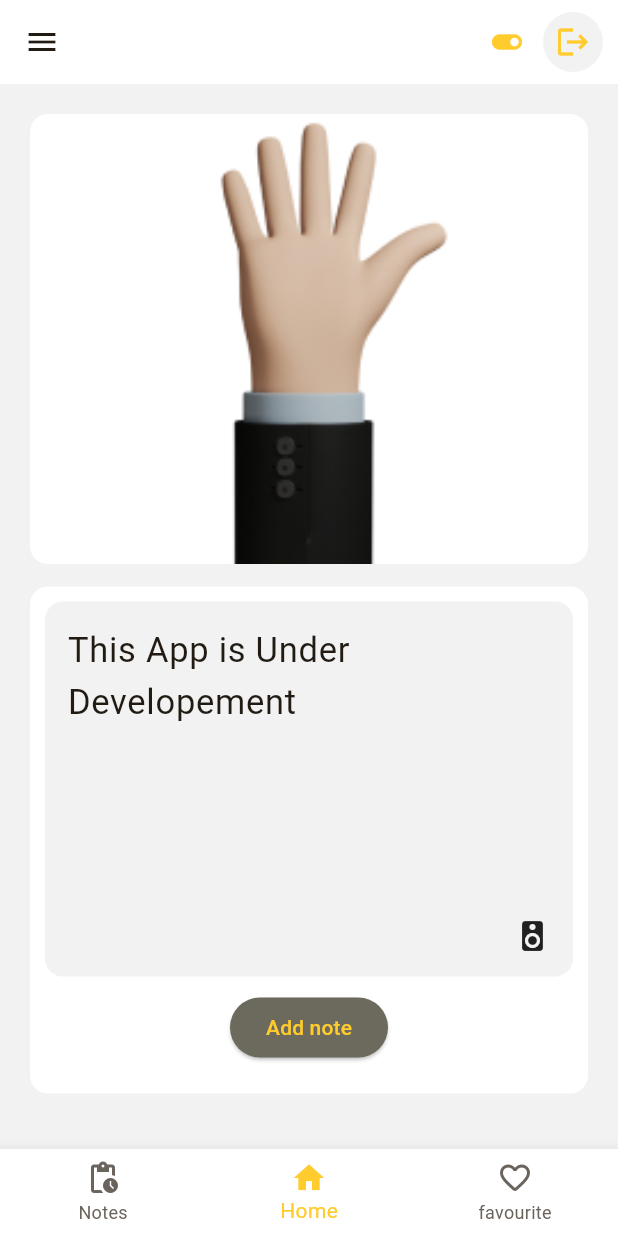
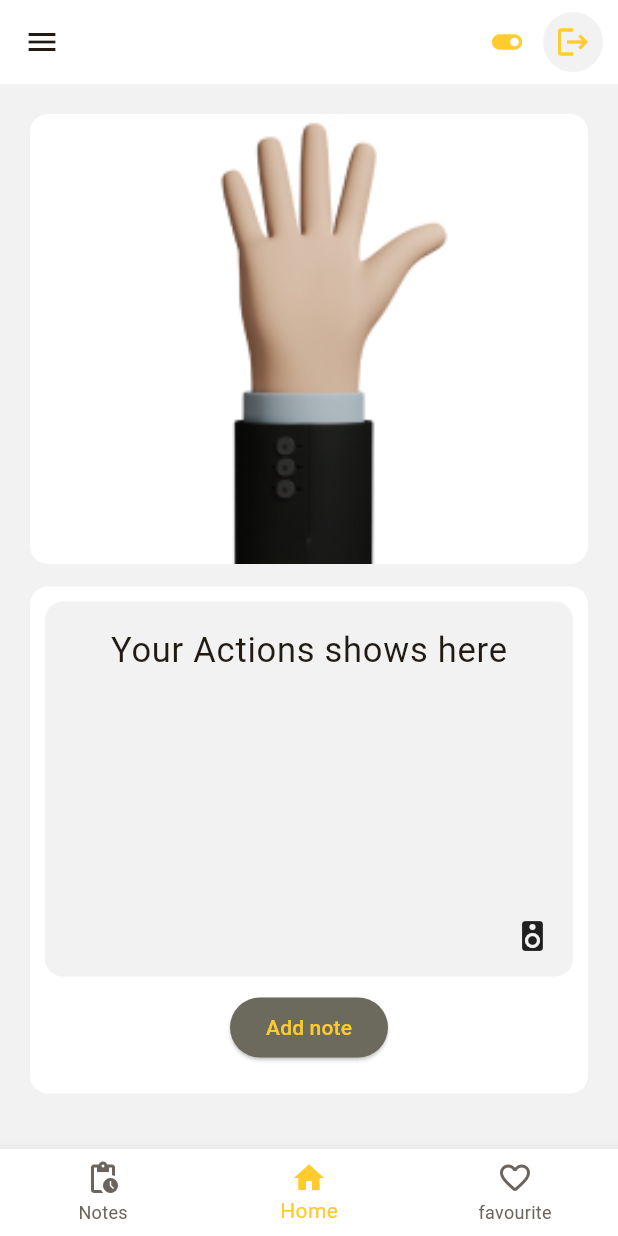
Before and after one commit to ShahrozAs/Gestuspeak-Application, a Flutter app: the screen it shows once a user with an empty profile is signed in, item 2 of the bottom bar chosen, after a tap on "Add note", on a phone screen of 412 x 824 dp. Run offline on Flutter 3.47's test engine with Material 3 defaults, Android fonts, the phone set to English and light mode, and no system bars; our stand-ins replace cloud_firestore, firebase_auth, firebase_core, firebase_database, firebase_storage, flutter_svg and 1 more; accounts and stored records are empty; project files that could hold a hidden picture were left out.

Commit message:
send data to firebase from home screen

```diff
--- a/lib/helper/resources.dart
+++ b/lib/helper/resources.dart
@@ -49,36 +49,27 @@ class storeData {
 
 
 
-  // Future<String> saveVoiceNodes(
-  //     {required String caption,
-  //     required String name,
-  //     required String userImage,
-  //     }) async {
-  //   String resp = "Some Error Occured";
-  //   try {
-  //     if (caption.isNotEmpty || caption.isNotEmpty) {
-  //       final id = Timestamp.now();
-  //       String imageUrl = await uploadImageToStorage('${id}+postImage', file);
-  //       // databaseReference.child(user.email!).set({
-  //       //   'name': name,
-  //       //   'username': username,
-  //       //   'bio': bio,
-  //       //   'imageLink': imageUrl
-  //       // });
-  //       await _firestore.collection('UsersPost').add({
-  //         'name': name,
-  //         'caption': caption,
-  //         'imageLink': imageUrl,
-  //         'userImage': userImage,
-  //         'timestamp': Timestamp.now(),
-  //       });
-  //       resp = "Success";
-  //     }
-  //   } catch (e) {
-  //     resp = e.toString();
-  //   }
-  //   return resp;
-  // }
+  Future<String> saveVoiceNodes(
+      {required String nodes,
+
+      }) async {
+    String resp = "Some Error Occured";
+    try {
+      if (nodes.isNotEmpty || nodes.isNotEmpty) {
+
+        await _firestore.collection('UsersVoiceNodes').add({
+          'nodes': nodes,
+          'userEmail': user.email!,
+
+          'timestamp': Timestamp.now(),
+        });
+        resp = "Success";
+      }
+    } catch (e) {
+      resp = e.toString();
+    }
+    return resp;
+  }
 
 
 
--- a/lib/pages/home_page.dart
+++ b/lib/pages/home_page.dart
@@ -1,7 +1,9 @@
+import 'package:cloud_firestore/cloud_firestore.dart';
 import 'package:firebase_auth/firebase_auth.dart';
 import 'package:flutter/material.dart';
 import 'package:flutter_svg/flutter_svg.dart';
 import 'package:gestuspeak/components/my_drawer.dart';
+import 'package:gestuspeak/helper/resources.dart';
 import 'package:gestuspeak/pages/favorite_page.dart';
 import 'package:gestuspeak/pages/more_notespage.dart';
 import 'package:gestuspeak/pages/note_page.dart';
@@ -10,9 +12,57 @@ class HomePage extends StatelessWidget {
   HomePage({super.key});
 
   bool isSelect = true;
+  String nodes="Your Actions shows here";
+
+
 
   @override
   Widget build(BuildContext context) {
+
+  //   String userName = "user";
+  // String? userImage =
+  //     "https://www.moroccoupclose.com/uwagreec/2018/12/default_avatar-2048x2048.png";
+  // final User? currentUser = FirebaseAuth.instance.currentUser!;
+
+  // Future<DocumentSnapshot<Map<String, dynamic>>> getUserDetails() async {
+  //   return await FirebaseFirestore.instance
+  //       .collection('Users')
+  //       .doc(currentUser!.email)
+  //       .get();
+  // }
+
+void saveVoiceNode() async {
+  try {
+    showDialog(
+      context: context,
+      builder: (context) {
+        return const Center(
+          child: AlertDialog(
+            actions: [Center(child: CircularProgressIndicator())],
+            title: Center(child: Text("Saving..")),
+          ),
+        );
+      },
+    );
+
+    String resp = await storeData().saveVoiceNodes(nodes: nodes);
+
+    Navigator.pop(context); // Close the saving dialog
+
+    if (resp == "Success") {
+      // Optionally show a success message or perform any other action upon successful save
+      print("Node saved successfully!");
+    } else {
+      // Handle error case
+      print("Error occurred while saving node: $resp");
+    }
+  } catch (e) {
+    print("Error occurred: $e");
+    // Handle error case
+  }
+}
+
+
     return Scaffold(
       backgroundColor: Color(0xffF2F2F2),
       appBar: AppBar(
@@ -75,7 +125,9 @@ class HomePage extends StatelessWidget {
                           child: Column(
                             mainAxisAlignment: MainAxisAlignment.spaceBetween,
                             children: [
-                              Text("This App is Under Developement",style: Theme.of(context).textTheme.bodyLarge!.copyWith(fontSize: 23),),
+                              Expanded(child: SingleChildScrollView(
+                                scrollDirection: Axis.vertical,
+                                child: Text(nodes??"You dont have text",style: Theme.of(context).textTheme.bodyLarge!.copyWith(fontSize: 23),))),
                               Align(
                               alignment: Alignment.bottomRight,
                                 child: Icon(Icons.speaker_rounded))
@@ -85,7 +137,10 @@ class HomePage extends StatelessWidget {
                        ),
 
 
-                          ElevatedButton(onPressed: (){}, child:Text("Add note"),style: ElevatedButton.styleFrom(
+                          ElevatedButton(onPressed: (){
+                             saveVoiceNode();
+
+                          }, child:Text("Add note"),style: ElevatedButton.styleFrom(
                             foregroundColor: Color(0xffFFCB2D),backgroundColor: Color(0xff6B6A5D),
                           ),)
                     ],
--- a/lib/pages/more_notespage.dart
+++ b/lib/pages/more_notespage.dart
@@ -1,8 +1,5 @@
-import 'package:cloud_firestore/cloud_firestore.dart';
-import 'package:firebase_auth/firebase_auth.dart';
 import 'package:flutter/material.dart';
 import 'package:gestuspeak/components/my_drawer.dart';
-import 'package:gestuspeak/helper/resources.dart';
 import 'package:gestuspeak/pages/favorite_page.dart';
 import 'package:gestuspeak/pages/home_page.dart';
 import 'package:gestuspeak/pages/note_page.dart';
@@ -12,14 +9,6 @@ class MoreNotesPage extends StatelessWidget {
 
   @override
   Widget build(BuildContext context) {
-
-  String userName = "user";
-  String? userImage =
-      "https://www.moroccoupclose.com/uwagreec/2018/12/default_avatar-2048x2048.png";
-  final User? currentUser = FirebaseAuth.instance.currentUser!;
-
-
-
     return Scaffold(
       appBar: AppBar(
         actions: [
@@ -45,14 +34,12 @@ class MoreNotesPage extends StatelessWidget {
         backgroundColor: Colors.white,
         elevation: 0.5,
       ),
-      drawer: const MyDrawer(),
-      body: Padding(
+      drawer:const MyDrawer(),
+      body:  Padding(
           padding: const EdgeInsets.all(20.0),
           child: Column(
             children: [
-              Expanded(
-                child: ListView.builder(
-                  itemBuilder: (context, index) {
+              Expanded(child: ListView.builder(itemBuilder: (context, index) {
                 return Card(
                     elevation: 0.5,
                     child: Container(
@@ -62,8 +49,8 @@ class MoreNotesPage extends StatelessWidget {
                       width: double.infinity,
                       // margin: EdgeInsets.only(left: 10, right: 10),
                       child: Padding(
-                          padding: const EdgeInsets.only(
-                              left: 10.0, right: 10.0, top: 10),
+                        padding:
+                            const EdgeInsets.only(left: 10.0, right: 10.0, top: 10),
                         child: Column(
                           crossAxisAlignment: CrossAxisAlignment.start,
                           children: [
@@ -79,14 +66,9 @@ class MoreNotesPage extends StatelessWidget {
                               children: [
                                 IconButton(
                                     onPressed: () {},
-                                      icon:
-                                          Icon(Icons.favorite_border_rounded)),
-                                  IconButton(
-                                      onPressed: () {},
-                                      icon: Icon(Icons.speaker)),
-                                  IconButton(
-                                      onPressed: () {},
-                                      icon: Icon(Icons.more_vert_rounded))
+                                    icon: Icon(Icons.favorite_border_rounded)),
+                                IconButton(onPressed: () {}, icon: Icon(Icons.speaker))
+                                    ,  IconButton(onPressed: () {}, icon: Icon(Icons.more_vert_rounded))
                               ],
                             )
                           ],
@@ -94,12 +76,11 @@ class MoreNotesPage extends StatelessWidget {
                       ),
                     ),
                   );
-                  },
-                  itemCount: 15,
-                ),
-              ),
+              },itemCount: 15,),),
             ],
-          )),
+          )        ),
+
+
       bottomNavigationBar: BottomNavigationBar(
         backgroundColor: Colors.white,
         selectedItemColor: Color(0xffFFCB2D),
@@ -153,9 +134,11 @@ class MoreNotesPage extends StatelessWidget {
             case 3:
               // Navigator.pushNamed(context, videosScreenRoute);
               break;
+
           }
         },
       ),
+
     );
   }
 }
```
Also changed, not shown: lib/helper/checkpPost.dart (added, +75 -0 lines). Lines whose indentation alone changed are shown as unchanged.
